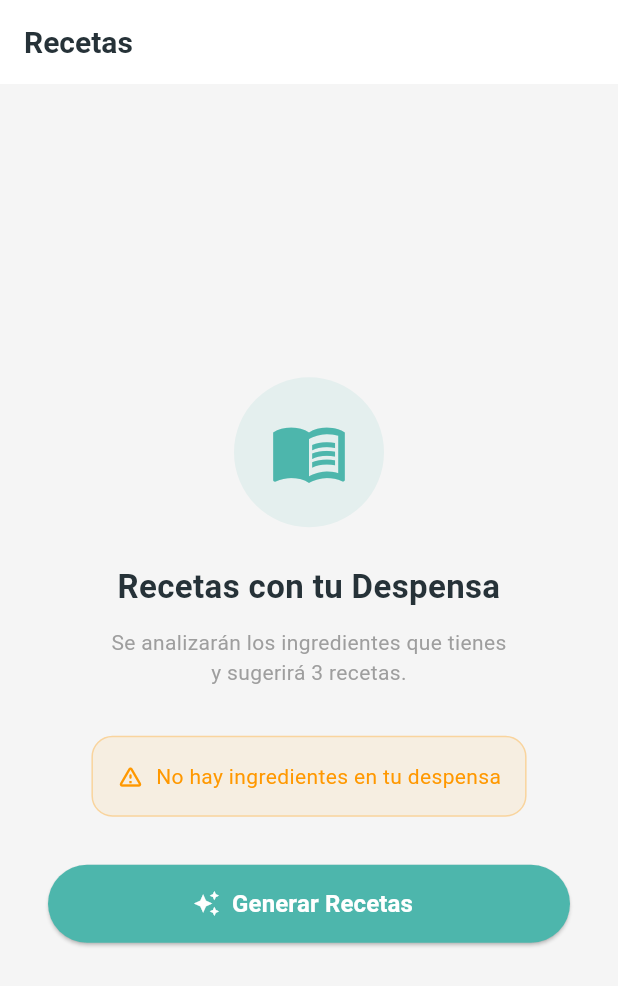
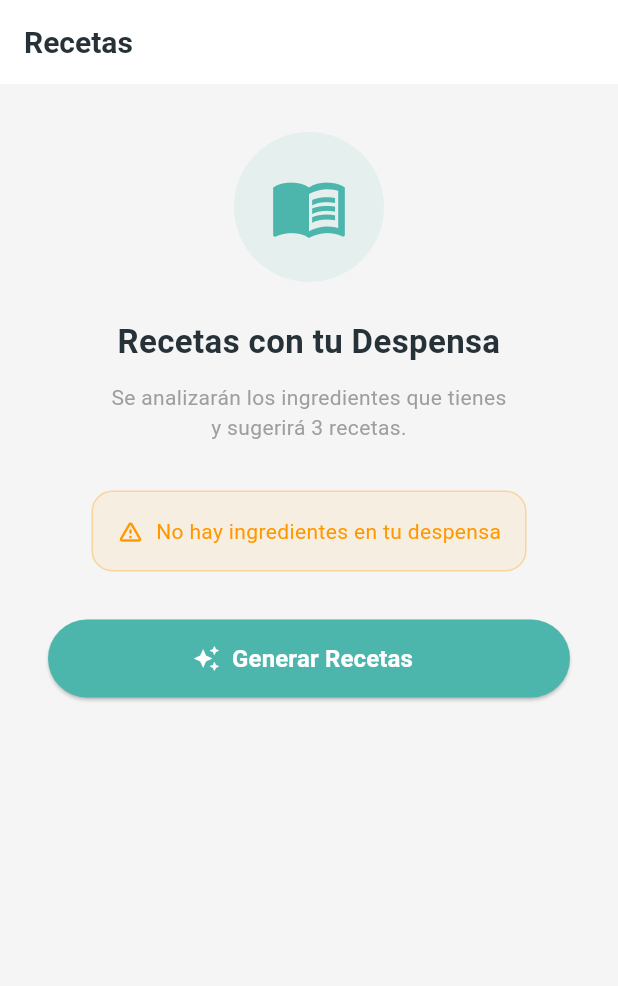
Before and after one commit to BetoBlanks05/freshlife, a Flutter app: the RecipesScreen screen opened directly, on a phone screen of 412 x 824 dp. Shown: the top 986 px of the screen. Run offline on Flutter 3.47's test engine with Material 3 defaults, Android fonts, the phone set to English and light mode, and no system bars; our stand-ins replace cloud_firestore, firebase_auth, firebase_core, google_generative_ai, image_picker; missing offline and left inert: google_mlkit_text_recognition; accounts and stored records are empty.

Commit message:
Fix: boton generar receta

```diff
--- a/lib/screens/recipes_screen.dart
+++ b/lib/screens/recipes_screen.dart
@@ -107,11 +107,13 @@ class _RecipesScreenState extends State<RecipesScreen> {
                 ],
               ),
             )
-          : !_generated
-              ? _buildWelcome()
-              : _error.isNotEmpty
-                  ? _buildError()
-                  : _buildRecipeList(),
+          : SingleChildScrollView( // --- AQUÍ ESTÁ EL CAMBIO ---
+              child: !_generated
+                  ? _buildWelcome()
+                  : _error.isNotEmpty
+                      ? _buildError()
+                      : _buildRecipeList(),
+            ),
     );
   }
 
```
